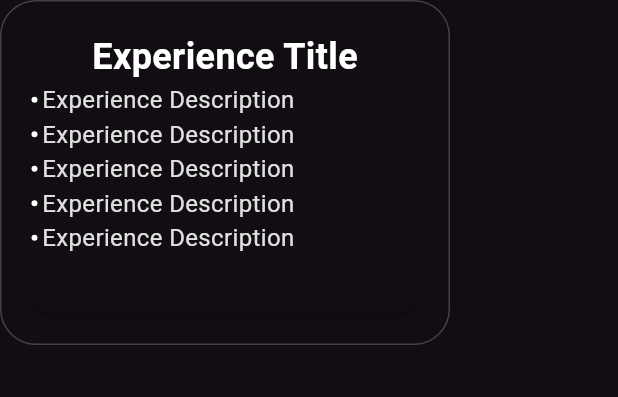
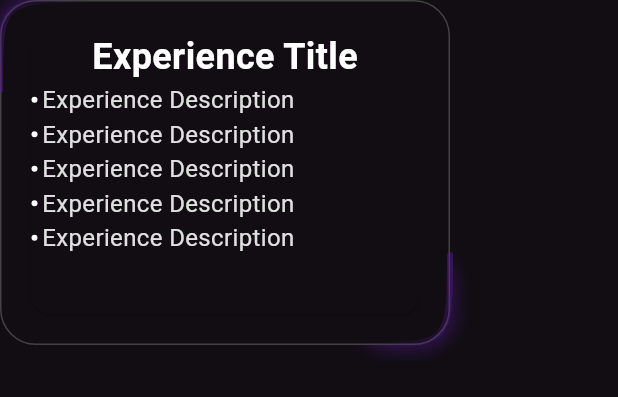
Before and after one commit to HazemHamdy7/my_prtofolio, a Flutter app: the ExperenceItem widget shown alone on an empty page, opened directly, on a phone screen of 412 x 824 dp. Shown: the top 397 px of the screen. Run offline on Flutter 3.47's test engine with Material 3 defaults, Android fonts, the light colour scheme and no system bars; our stand-ins replace dotted_line, flutter_bloc, gap, shared_preferences; missing offline and left inert: seo_renderer, svg_flutter; accounts and stored records are empty; generated files the repository leaves out were written again; network calls fail.

Commit message:
- add custom paniter in style card - Refactor HomeCoursesList and ExperienesBody components; -add HomeTitleSubtitle widget; enhance localization with new keys; -implement StyledCard with border effect; -update app size constants for gap

```diff
--- a/lib/features/experienes/widget/experence_item.dart
+++ b/lib/features/experienes/widget/experence_item.dart
@@ -11,6 +11,7 @@ class ExperenceItem extends StatelessWidget {
     return StyledCard(
       width: 300,
       height: 230,
+      borderEffect: true,
       child: Card(
         child: Column(
           children: [
--- a/lib/home_page.dart
+++ b/lib/home_page.dart
@@ -1,4 +1,5 @@
 import 'package:flutter/material.dart';
+import 'package:gap/gap.dart';
 import 'package:my_prtofolio/features/appbar/my_app_bar.dart';
 import 'package:my_prtofolio/features/courses/home_courses_list.dart';
 import 'package:my_prtofolio/features/experienes/experienes_body.dart';
@@ -33,7 +34,9 @@ class HomePage extends StatelessWidget {
                       child: HeroWidget(),
                     ),
                   ),
+                  SliverGap(context.insets.gap),
                   SliverToBoxAdapter(child: HomeCoursesList()),
+                  SliverGap(context.insets.gap),
                   SliverToBoxAdapter(child: ExperienesBody()),
                   TestimonilList(),
                   SliverToBoxAdapter(child: MyFooter()),
--- a/lib/l10n/app_ar.arb
+++ b/lib/l10n/app_ar.arb
@@ -8,5 +8,8 @@
      "mobile_developer": "مطور تطبيقات موبايل",
      "ahmed_hamdy_desc": "مطور Flutter، Dart، Firebase، وتطوير ويب.",
      "ahmed_hamdy_desc_2": "أنا مطور Flutter ولدي خبرة في Dart وFirebase وتطوير الويب. لقد عملت على مشاريع مختلفة ولدي فهم قوي لتطوير تطبيقات الهواتف المحمولة.",
-     "powred_by_flutter": "مدعوم من Flutter"
+     "powred_by_flutter": "مدعوم من Flutter" ,
+     "courses_subtitle": "الدورات التي قمت بإنشائها ونشرها على Udemy",
+     "experienes"    : "الخبرات",
+     "experienes_subtitle" : "خبراتي في مجال تطوير تطبيقات الهواتف المحمولة والبرمجة."
 }
--- a/lib/l10n/app_en.arb
+++ b/lib/l10n/app_en.arb
@@ -8,5 +8,8 @@
     "mobile_developer": " Mobile Developer",
     "ahmed_hamdy_desc": "Flutter Developer, Dart, Firebase, and Web Development.",
     "ahmed_hamdy_desc_2": "I am a Flutter developer with experience in Dart, Firebase, and web development. I have worked on various projects and have a strong understanding of mobile app development.",
-    "powred_by_flutter": "Powered by Flutter"
+    "powred_by_flutter": "Powered by Flutter",
+    "courses_subtitle": "Courses I have created and published on Udemy",
+    "experienes"    : "Experiences",
+    "experienes_subtitle" : "My experiences in the field of mobile development and programming."
 }
--- /dev/null
+++ b/lib/shared/curved_line_painter.dart
@@ -0,0 +1,62 @@
+import 'package:flutter/material.dart';
+
+class CurvedLinePainter extends CustomPainter {
+  final Color color;
+
+  CurvedLinePainter({super.repaint, required this.color});
+
+  @override
+  void paint(Canvas canvas, Size size) {
+    const lineSize = 60.0;
+    final topLeftPaint =
+        Paint()
+          ..shader = LinearGradient(
+            colors: [color.withOpacity(0), color.withOpacity(0.5)],
+            begin: Alignment.topRight,
+            end: Alignment.bottomLeft,
+          ).createShader(const Rect.fromLTWH(0, 0, lineSize, lineSize))
+          ..style = PaintingStyle.stroke
+          ..strokeWidth = 4
+          ..strokeCap = StrokeCap.round;
+
+    final bottomRightPaint =
+        Paint()
+          ..shader = LinearGradient(
+            colors: [color.withOpacity(0), color.withOpacity(0.5)],
+            begin: Alignment.bottomLeft,
+            end: Alignment.topRight,
+          ).createShader(
+            Rect.fromLTWH(
+              size.width - lineSize,
+              size.height - lineSize,
+              lineSize,
+              lineSize,
+            ),
+          )
+          ..style = PaintingStyle.stroke
+          ..strokeWidth = 4
+          ..strokeCap = StrokeCap.round;
+
+    final path = Path();
+    path.moveTo(lineSize, 0);
+    path.cubicTo(0, 0, 0, 0, 0, lineSize);
+    final path2 = Path();
+    path2.moveTo(size.width - lineSize, size.height);
+    path2.cubicTo(
+      size.width,
+      size.height,
+      size.width,
+      size.height,
+      size.width,
+      size.height - lineSize,
+    );
+    canvas.drawPath(path, topLeftPaint);
+    canvas.drawPath(path2, bottomRightPaint);
+  }
+
+  @override
+  bool shouldRepaint(CurvedLinePainter oldDelegate) => true;
+
+  @override
+  bool shouldRebuildSemantics(CurvedLinePainter oldDelegate) => true;
+}
--- a/lib/shared/styled_card.dart
+++ b/lib/shared/styled_card.dart
@@ -1,5 +1,6 @@
 import 'package:flutter/material.dart';
 import 'package:my_prtofolio/helper/extensions.dart';
+import 'package:my_prtofolio/shared/curved_line_painter.dart';
 
 class StyledCard extends StatefulWidget {
   const StyledCard({
@@ -8,6 +9,7 @@ class StyledCard extends StatefulWidget {
     this.height,
     this.padding,
     this.borderRadius,
+    this.borderEffect = false,
     required this.child,
   });
 
@@ -16,6 +18,7 @@ class StyledCard extends StatefulWidget {
   final EdgeInsets? padding;
   final BorderRadius? borderRadius;
   final Widget child;
+  final bool borderEffect;
   @override
   State<StyledCard> createState() => _StyledCardState();
 }
@@ -23,7 +26,19 @@ class StyledCard extends StatefulWidget {
 class _StyledCardState extends State<StyledCard> {
   @override
   Widget build(BuildContext context) {
-    return Container(
+    return Stack(
+      children: [
+        if (widget.borderEffect) ...[
+          _BorderShadow(),
+          Positioned(
+            // This is the shadow effect that is added to the card
+            bottom: 0,
+            right: 0,
+            child: const _BorderShadow(),
+          ),
+        ],
+
+        Container(
           width: widget.width,
           height: widget.height,
 
@@ -35,6 +50,36 @@ class _StyledCardState extends State<StyledCard> {
                 widget.borderRadius ?? BorderRadius.all(Radius.circular(24)),
           ),
           child: widget.child,
+        ),
+        if (widget.borderEffect) ...[
+          CustomPaint(
+            size: Size(widget.width ?? 0, widget.height ?? 0),
+            painter: CurvedLinePainter(color: context.colorScheme.primary),
+          ),
+        ],
+      ],
     );
   }
 }
+
+class _BorderShadow extends StatelessWidget {
+  const _BorderShadow();
+
+  @override
+  Widget build(BuildContext context) {
+    return Container(
+      width: 60,
+      height: 60,
+      decoration: BoxDecoration(
+        borderRadius: BorderRadius.all(Radius.circular(24)),
+        boxShadow: [
+          BoxShadow(
+            color: context.colorScheme.primary.withOpacity(0.5),
+            blurRadius: 10,
+            spreadRadius: 3,
+          ),
+        ],
+      ),
+    );
+  }
+}
```
Also changed, not shown: lib/features/courses/home_courses_list.dart (+43 -1 lines), lib/features/courses/widget/home_title_subtitle.dart (added, +41 -0 lines), lib/features/experienes/experienes_body.dart (+57 -1 lines), lib/style/app_size.dart (+7 -0 lines). Lines whose indentation alone changed are shown as unchanged.
